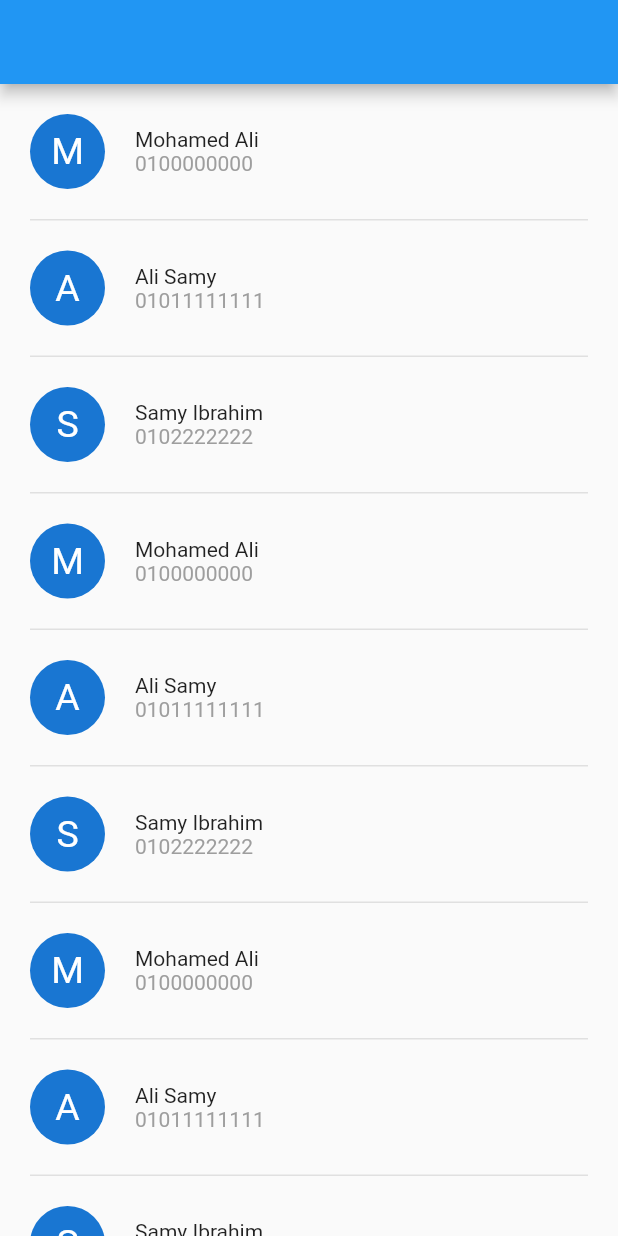
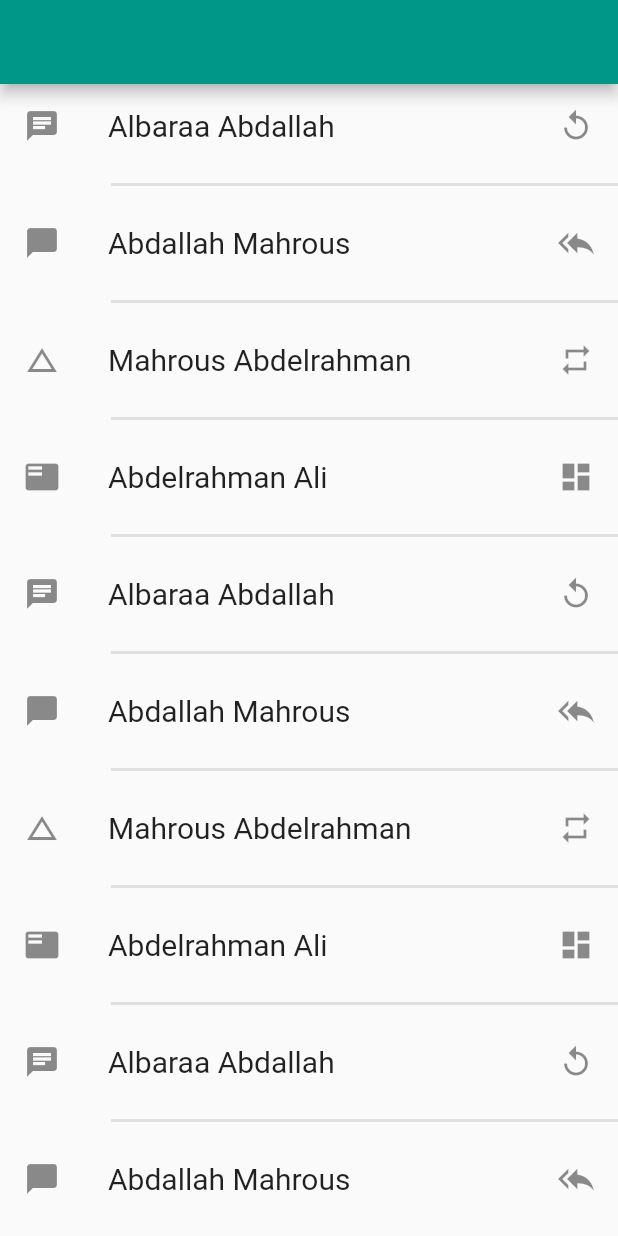
Before and after one commit to amahrou1/Flutter_learning_screen_UI, a Flutter app: the screen it shows after launch, on a phone screen of 412 x 824 dp. Run offline on Flutter 3.47's test engine with Material 2 defaults, Android fonts, the phone set to English and light mode, and no system bars.

Commit message:
secound commit

```diff
--- a/lib/main.dart
+++ b/lib/main.dart
@@ -1,7 +1,6 @@
 import 'package:flutter/material.dart';
-import 'package:module/shared/componants/comonants.dart';
 
-import 'module/home.dart';
+import 'module/home2.dart';
 
 void main() {
   runApp(MyApp());
@@ -11,8 +10,9 @@ class MyApp extends StatelessWidget {
   @override
   Widget build(BuildContext context) {
     return MaterialApp(
+      theme: ThemeData(primarySwatch: Colors.teal),
       debugShowCheckedModeBanner: false,
-      home: HomeScreen(),
+      home: HomeScreen1(),
     );
   }
 }
--- /dev/null
+++ b/lib/model/modelHom2.dart
@@ -0,0 +1,9 @@
+import 'package:flutter/material.dart';
+
+class ListItemsModel {
+  final IconData myIcon;
+  final String name2;
+  final IconData endIcon;
+
+  ListItemsModel(this.myIcon, this.name2, this.endIcon);
+}
--- a/lib/module/home.dart
+++ b/lib/module/home.dart
@@ -11,7 +11,7 @@ class ContactsModel {
 
 class HomeScreen extends StatelessWidget {
   // ignore: non_constant_identifier_names
-  List<ContactsModel> ContactsList = [
+  List<ContactsModel> contactsList = [
     ContactsModel(code: 'M', name: 'Mohamed Ali', number: '0100000000'),
     ContactsModel(code: 'A', name: 'Ali Samy', number: '01011111111'),
     ContactsModel(code: 'S', name: 'Samy Ibrahim', number: '0102222222'),
@@ -31,10 +31,10 @@ class HomeScreen extends StatelessWidget {
       appBar: AppBar(),
       body: ListView.separated(
         itemBuilder: (context, index) => contactItem(
-          mode: ContactsList[index],
+          mode: contactsList[index],
         ),
         separatorBuilder: (context, index) => myDivider(),
-        itemCount: ContactsList.length,
+        itemCount: contactsList.length,
       ),
     );
   }
--- /dev/null
+++ b/lib/module/home2.dart
@@ -0,0 +1,37 @@
+import 'package:flutter/material.dart';
+import 'package:module/model/modelHom2.dart';
+import 'package:module/shared/componants/comonants.dart';
+
+class HomeScreen1 extends StatelessWidget {
+  List<ListItemsModel> myList = [
+    ListItemsModel(Icons.chat, 'Albaraa Abdallah', Icons.replay_outlined),
+    ListItemsModel(Icons.chat_bubble, 'Abdallah Mahrous', Icons.reply_all),
+    ListItemsModel(
+        Icons.change_history, 'Mahrous Abdelrahman', Icons.repeat_outlined),
+    ListItemsModel(
+        Icons.featured_play_list, 'Abdelrahman Ali', Icons.dashboard),
+    ListItemsModel(Icons.chat, 'Albaraa Abdallah', Icons.replay_outlined),
+    ListItemsModel(Icons.chat_bubble, 'Abdallah Mahrous', Icons.reply_all),
+    ListItemsModel(
+        Icons.change_history, 'Mahrous Abdelrahman', Icons.repeat_outlined),
+    ListItemsModel(
+        Icons.featured_play_list, 'Abdelrahman Ali', Icons.dashboard),
+    ListItemsModel(Icons.chat, 'Albaraa Abdallah', Icons.replay_outlined),
+    ListItemsModel(Icons.chat_bubble, 'Abdallah Mahrous', Icons.reply_all),
+    ListItemsModel(
+        Icons.change_history, 'Mahrous Abdelrahman', Icons.repeat_outlined),
+    ListItemsModel(
+        Icons.featured_play_list, 'Abdelrahman Ali', Icons.dashboard),
+  ];
+
+  @override
+  Widget build(BuildContext context) {
+    return Scaffold(
+      appBar: AppBar(),
+      body: ListView.separated(
+          itemBuilder: (context, index) => myItem(myModel: myList[index]),
+          separatorBuilder: (context, index) => theDivider(),
+          itemCount: myList.length),
+    );
+  }
+}
--- a/lib/shared/componants/comonants.dart
+++ b/lib/shared/componants/comonants.dart
@@ -1,4 +1,5 @@
 import 'package:flutter/material.dart';
+import 'package:module/model/modelHom2.dart';
 import 'package:module/module/home.dart';
 
 Widget contactItem({ContactsModel mode}) {
@@ -46,3 +47,25 @@ Widget myDivider() {
     ),
   );
 }
+
+Widget myItem({ListItemsModel myModel}) {
+  return ListTile(
+    onTap: () {},
+    leading: Icon(myModel.myIcon),
+    title: Text(
+      myModel.name2,
+      style: TextStyle(fontSize: 20),
+    ),
+    trailing: Icon(myModel.endIcon),
+  );
+}
+
+Widget theDivider() {
+  return Padding(
+    padding: const EdgeInsets.only(top: 10, bottom: 10, left: 74),
+    child: Container(
+      color: Colors.grey[300],
+      height: 2,
+    ),
+  );
+}
```
